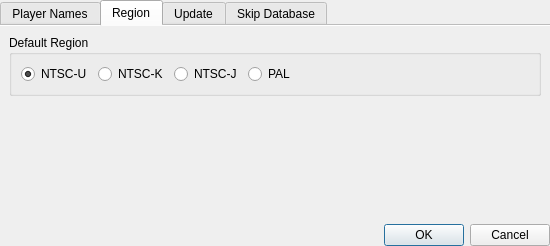
This is Plugin/ui/SettingsDialog.ui in Antidote/SkywardSwordPlugin as Qt 5 draws it before an edit. The edited form follows.
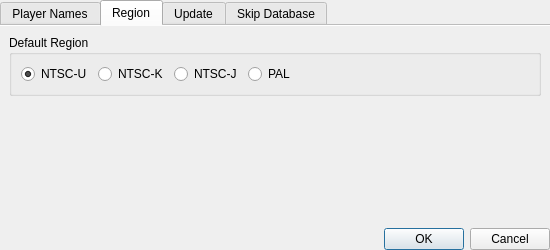
This is the edited form. Icons and pictures are not drawn. Custom widgets are drawn as their Qt base class.

Patch:
```diff
--- a/Plugin/ui/SettingsDialog.ui
+++ b/Plugin/ui/SettingsDialog.ui
@@ -7,7 +7,7 @@
     <x>0</x>
     <y>0</y>
     <width>550</width>
-    <height>246</height>
+    <height>250</height>
    </rect>
   </property>
   <property name="windowTitle">
```
Left out of the diff: 8 changed lines with no effect on the pictures.
